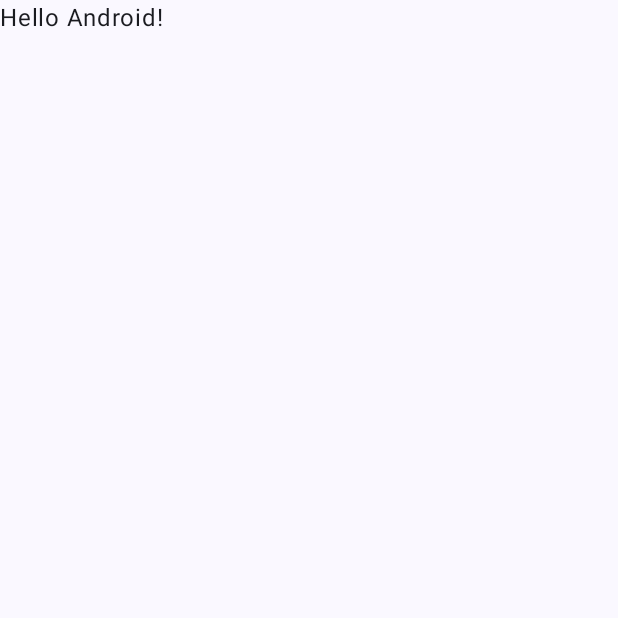
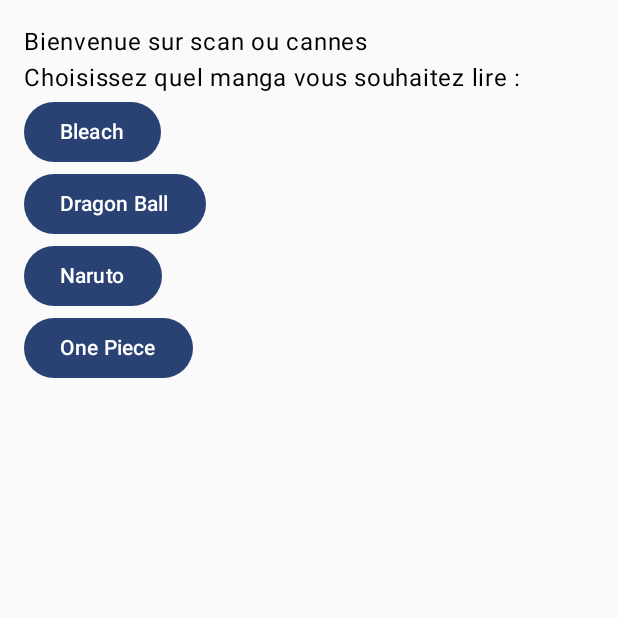
Before and after one commit to thomasvld/MobilApp, an Android app built with Jetpack Compose: the screen it shows after launch (MainActivity), on a phone screen of 412 x 824 dp, the top half of it. Before the commit the part shown is almost empty. Run offline under Robolectric (Android 15) with nearby library versions, the phone set to English and light mode, and no system bars.

```diff
--- a/app/src/main/java/com/example/myapplication/MainActivity.kt
+++ b/app/src/main/java/com/example/myapplication/MainActivity.kt
@@ -3,14 +3,18 @@ package com.example.myapplication
 import android.os.Bundle
 import androidx.activity.ComponentActivity
 import androidx.activity.compose.setContent
-import androidx.compose.foundation.layout.fillMaxSize
-import androidx.compose.material3.MaterialTheme
-import androidx.compose.material3.Surface
+import androidx.compose.foundation.layout.Column
+import androidx.compose.foundation.layout.fillMaxWidth
+import androidx.compose.foundation.layout.padding
+import androidx.compose.material3.Button
 import androidx.compose.material3.Text
 import androidx.compose.runtime.Composable
 import androidx.compose.ui.Modifier
 import androidx.compose.ui.tooling.preview.Preview
+import androidx.compose.ui.unit.dp
 import com.example.myapplication.ui.theme.MyApplicationTheme
+
+
 
 class MainActivity : ComponentActivity() {
     override fun onCreate(savedInstanceState: Bundle?) {
@@ -18,12 +22,18 @@ class MainActivity : ComponentActivity() {
         setContent {
             MyApplicationTheme {
                 // A surface container using the 'background' color from the theme
-                Surface(
-                    modifier = Modifier.fillMaxSize(),
-                    color = MaterialTheme.colorScheme.background
-                ) {
-                    Greeting("Android")
+
+
+                Column(
+                    modifier = Modifier
+                        .fillMaxWidth()
+                        .padding(16.dp)
+                ){
+                    Text("Bienvenue sur scan ou cannes")
+                    Text(text = "Choisissez quel manga vous souhaitez lire :")
+                    Application()
                 }
+
             }
         }
     }
@@ -32,15 +42,56 @@ class MainActivity : ComponentActivity() {
 @Composable
 fun Greeting(name: String, modifier: Modifier = Modifier) {
     Text(
-        text = "Hello $name!",
+        text = " $name!",
         modifier = modifier
     )
 }
 
-@Preview(showBackground = true)
+@Preview(  //Pour background+en-tete
+    showBackground = true,
+    showSystemUi = true,
+    name = "My Preview"
+)
+
 @Composable
 fun GreetingPreview() {
     MyApplicationTheme {
-        Greeting("Android")
+        Column(
+            modifier = Modifier
+                .fillMaxWidth()
+                .padding(16.dp)
+        ){
+        Text("Bienvenue sur scan ou cannes")
+        Text(text = "Choisissez quel manga vous souhaitez lire")
+
+        Application()
+        }
     }
 }
+
+
+@Composable
+fun Application(){
+    Button(onClick = {
+        //your onclick code here
+    }) {
+        Text(text = "Bleach")
+    }
+
+    Button(onClick = {
+        //your onclick code here
+    }) {
+        Text(text = "Dragon Ball")
+    }
+
+    Button(onClick = {
+        //your onclick code here
+    }) {
+        Text(text = "Naruto")
+    }
+    Button(onClick = {
+        //your onclick code here
+    }) {
+        Text(text = "One Piece")
+    }
+}
--- /dev/null
+++ b/app/src/main/res/values/button.xml
@@ -0,0 +1,2 @@
+<?xml version="1.0" encoding="utf-8"?>
+<resources></resources>
```
